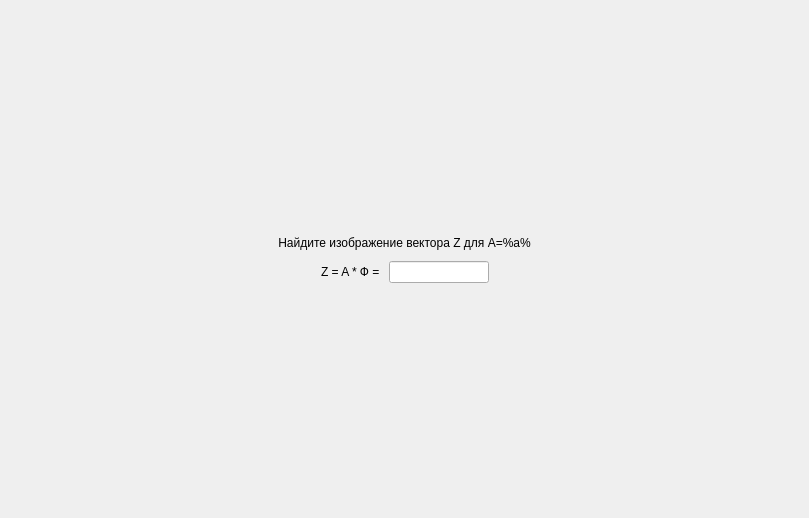
bukhmastov/gf, file task/screentask7.ui: the form before one commit.
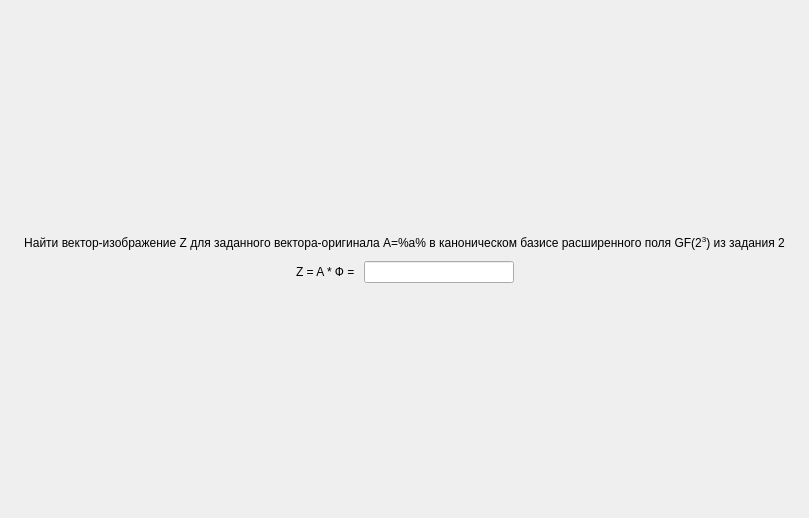
The form after the commit.

```diff
--- a/task/screentask7.ui
+++ b/task/screentask7.ui
@@ -47,7 +47,7 @@
         <string notr="true">font: 75 16pt &quot;MS Shell Dlg 2&quot;;</string>
        </property>
        <property name="text">
-        <string>Найдите изображение вектора Z для А=%a%</string>
+        <string>Найти вектор-изображение Z для заданного вектора-оригинала  А=%a%  в каноническом базисе расширенного поля GF(2&lt;sup&gt;3&lt;/sup&gt;) из задания 2</string>
        </property>
        <property name="alignment">
         <set>Qt::AlignCenter</set>
@@ -108,13 +108,13 @@
          </property>
          <property name="minimumSize">
           <size>
-           <width>100</width>
+           <width>150</width>
            <height>0</height>
           </size>
          </property>
          <property name="maximumSize">
           <size>
-           <width>100</width>
+           <width>150</width>
            <height>16777215</height>
           </size>
          </property>
```
